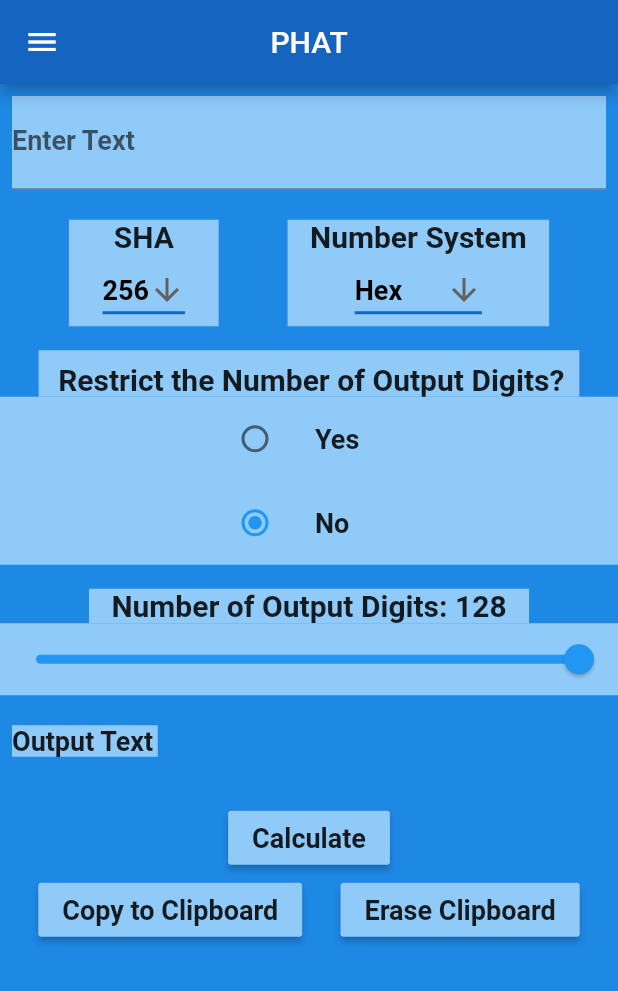
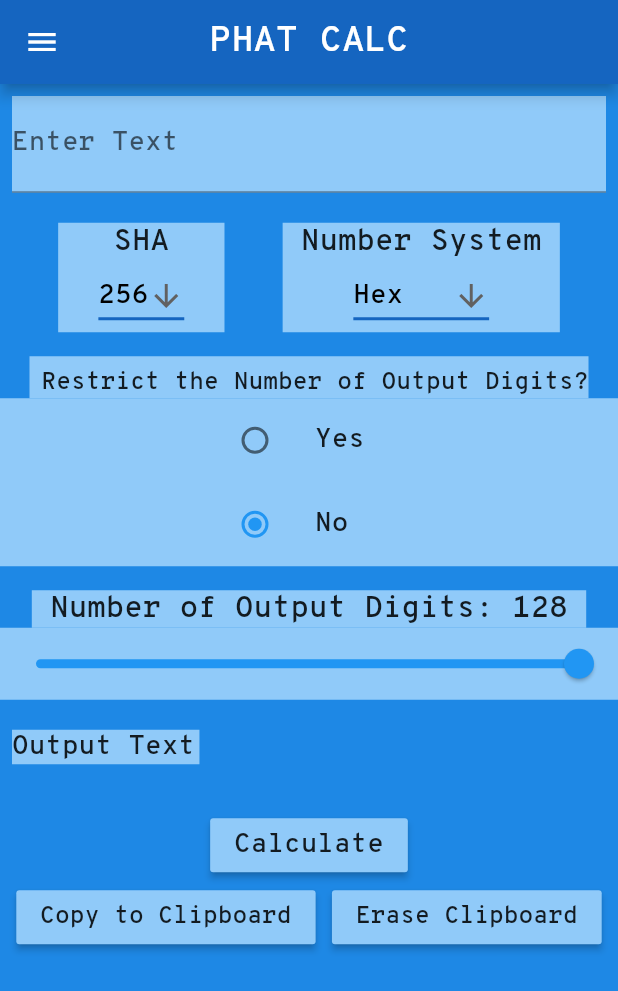
Before and after one commit to lowcam/PHAT-Flutter-GUI, a Flutter app: the screen it shows after launch, on a phone screen of 412 x 824 dp. Shown: the top 991 px of the screen. Run offline on Flutter 3.47's test engine with Material 2 defaults, Android fonts, the phone set to English and light mode, and no system bars; our stand-ins replace convert; missing offline and left inert: fast_base58.

Commit message:
updated to version 1.0.0

```diff
--- a/phat_flutter_gui/lib/main.dart
+++ b/phat_flutter_gui/lib/main.dart
@@ -83,7 +83,10 @@ class _PHATState extends State<PHAT> {
     return Scaffold(
       backgroundColor: Colors.blue[600],
       appBar: AppBar(
-        title: Text('PHAT'),
+        title: Text(
+            'PHAT CALC',
+         style: TextStyle(fontFamily: 'OverpassMono',fontWeight: FontWeight.bold,fontSize: 24),
+        ),
         centerTitle: true,
         backgroundColor: Colors.blue[800],
       ),
@@ -91,8 +94,8 @@ class _PHATState extends State<PHAT> {
           child: Padding(
             padding: const EdgeInsets.all(25.0),
             child: Text(
-                'PHAT Copyright (C) 2020 Lorne Cammack This program comes with ABSOLUTELY NO WARRANTY; This is free software, and you are welcome to redistribute it under certain conditions. See https://www.gnu.org/licenses/ for more details.',
-                textScaleFactor: 1.5,
+                'PHAT CALC Copyright (C) 2020 Lorne Cammack This program comes with ABSOLUTELY NO WARRANTY; This is free software, and you are welcome to redistribute it under certain conditions. See https://www.gnu.org/licenses/ for more details. Icons made by srip from www.flaticon.com.',
+              style: TextStyle(fontFamily: 'OverpassMono',fontSize: 20,fontWeight: FontWeight.bold),
             ),
           ),
 
@@ -112,7 +115,7 @@ class _PHATState extends State<PHAT> {
                     hintText: 'Enter Text Here',
 
                   ),
-                  style: TextStyle(fontSize: 18,fontWeight: FontWeight.bold),
+                  style: TextStyle(fontFamily: 'OverpassMono',fontSize: 18,fontWeight: FontWeight.bold),
                   onChanged: (String newValue){
                     setState(() {
                       inputText = newValue;
@@ -131,15 +134,15 @@ class _PHATState extends State<PHAT> {
                   child: Column(
                     children: <Widget>[
                       Text(
-                          '      SHA      ',
-                        style: TextStyle(fontSize: 20, fontWeight: FontWeight.bold),
+                          '   SHA   ',
+                        style: TextStyle(fontFamily: 'OverpassMono',fontSize: 20, fontWeight: FontWeight.bold),
                       ),
                       DropdownButton<String>(
                         value: shaValue,
                         icon: Icon(Icons.arrow_downward),
                         iconSize: 24,
                         elevation: 16,
-                        style: TextStyle(color: Colors.black,fontSize: 18, fontWeight: FontWeight.bold),
+                        style: TextStyle(fontFamily: 'OverpassMono',color: Colors.black,fontSize: 18, fontWeight: FontWeight.bold),
                         underline: Container(
                           height: 2,
                           color: Colors.blue[800],
@@ -166,15 +169,15 @@ class _PHATState extends State<PHAT> {
                   child: Column(
                     children: <Widget>[
                       Text (
-                          '   Number System   ',
-                        style: TextStyle(fontSize: 20, fontWeight: FontWeight.bold),
+                          ' Number System ',
+                        style: TextStyle(fontFamily: 'OverpassMono',fontSize: 20, fontWeight: FontWeight.bold),
                       ),
                     DropdownButton<String>(
                         value: numSystem,
                         icon: Icon(Icons.arrow_downward),
                         iconSize: 24,
                         elevation: 16,
-                        style: TextStyle(color: Colors.black,fontSize: 18, fontWeight: FontWeight.bold),
+                        style: TextStyle(fontFamily: 'OverpassMono',color: Colors.black,fontSize: 18, fontWeight: FontWeight.bold),
                         underline: Container(
                           height: 2,
                           color: Colors.blue[800],
@@ -208,8 +211,8 @@ class _PHATState extends State<PHAT> {
                   child: Padding(
                     padding: const EdgeInsets.fromLTRB(8.0, 8.0, 0.0, 0.0),
                     child: Text (
-                        ' Restrict the Number of Output Digits?  ',
-                      style: TextStyle(fontSize: 20, fontWeight: FontWeight.bold),
+                        'Restrict the Number of Output Digits?',
+                      style: TextStyle(fontFamily: 'OverpassMono',fontSize: 16, fontWeight: FontWeight.bold),
                     ),
                   ),
                 ),
@@ -227,7 +230,7 @@ class _PHATState extends State<PHAT> {
                     ListTile(
                       title: const Text(
                           'Yes',
-                        style: TextStyle(fontSize: 18, fontWeight: FontWeight.bold),
+                        style: TextStyle(fontFamily: 'OverpassMono',fontSize: 18, fontWeight: FontWeight.bold),
                       ),
                       leading: Radio(
                         value: RestrictDigit.Yes,
@@ -242,7 +245,7 @@ class _PHATState extends State<PHAT> {
                     ListTile(
                       title: const Text(
                           'No',
-                        style: TextStyle(fontSize: 18, fontWeight: FontWeight.bold),
+                        style: TextStyle(fontFamily: 'OverpassMono',fontSize: 18, fontWeight: FontWeight.bold),
                       ),
                       leading: Radio(
                         value: RestrictDigit.No,
@@ -268,8 +271,8 @@ class _PHATState extends State<PHAT> {
                     child:
 
                     Text(
-                        '   Number of Output Digits: $printValue   ',
-                      style: TextStyle(fontSize: 20, fontWeight: FontWeight.bold),
+                        ' Number of Output Digits: $printValue ',
+                      style: TextStyle(fontFamily: 'OverpassMono',fontSize: 20, fontWeight: FontWeight.bold),
                     ),
                 ),
               ],
@@ -295,7 +298,7 @@ class _PHATState extends State<PHAT> {
               child: Container(
                 child: SelectableText(
                     outText,
-                  style: TextStyle(fontSize: 18, fontWeight: FontWeight.bold),
+                  style: TextStyle(fontFamily: 'OverpassMono',fontSize: 18, fontWeight: FontWeight.bold),
                 ),
                 color: Colors.blue[200],
               ),
@@ -310,7 +313,7 @@ class _PHATState extends State<PHAT> {
                       color: Colors.blue[200],
                       child: Text(
                           'Calculate',
-                        style: TextStyle(fontWeight: FontWeight.bold,fontSize: 18),
+                        style: TextStyle(fontFamily: 'OverpassMono',fontWeight: FontWeight.bold,fontSize: 18),
                       ),
                       onPressed: () {
                         setState(() {
@@ -337,7 +340,7 @@ class _PHATState extends State<PHAT> {
                       color: Colors.blue[200],
                       child: Text(
                           'Copy to Clipboard',
-                        style: TextStyle(fontWeight: FontWeight.bold,fontSize: 18),
+                        style: TextStyle(fontFamily: 'OverpassMono',fontWeight: FontWeight.bold,fontSize: 16),
                       ),
                       onPressed: () {
                         //Clipboard.setData(ClipboardData(text: quote));
@@ -352,7 +355,7 @@ class _PHATState extends State<PHAT> {
                       color: Colors.blue[200],
                       child: Text(
                           'Erase Clipboard',
-                        style: TextStyle(fontWeight: FontWeight.bold,fontSize: 18),
+                        style: TextStyle(fontFamily: 'OverpassMono',fontWeight: FontWeight.bold,fontSize: 16),
                       ),
                       onPressed: () {
                         //Clipboard.setData(ClipboardData(text: quote));
```
Also changed, not shown: phat_flutter_gui/pubspec.yaml (+6 -7 lines), phat_flutter_gui/fonts/OverpassMono-SemiBold.ttf (added), 6 other files.
